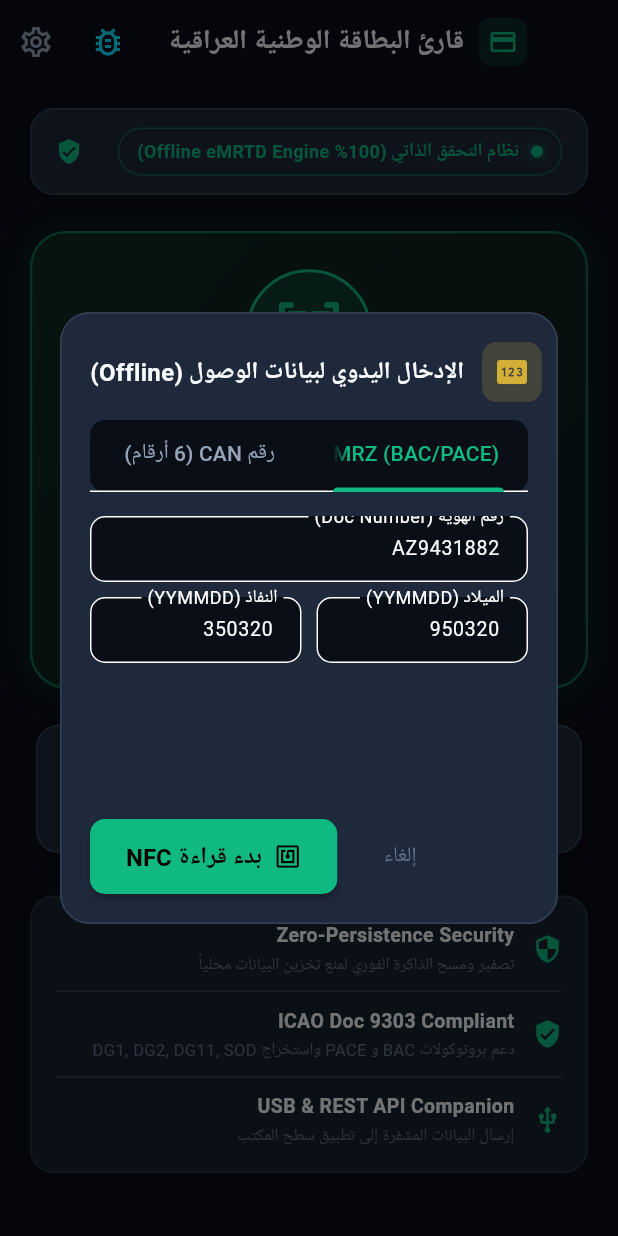
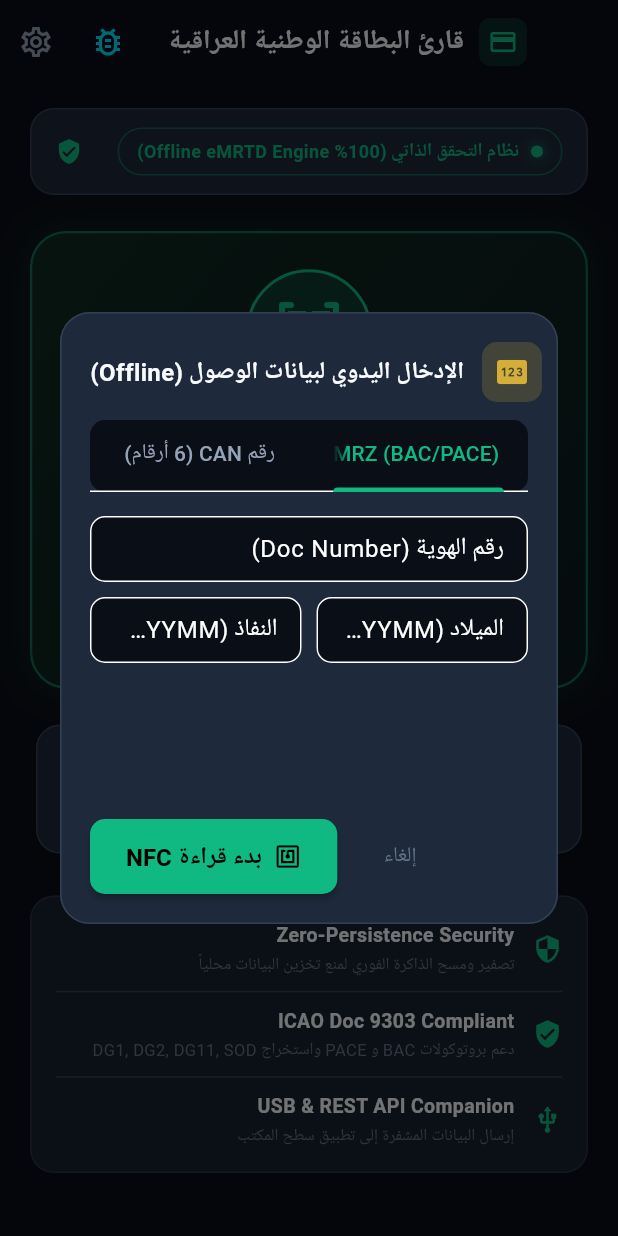
Before and after one commit to imadradhi/NI-Reader, a Flutter app: the screen it shows after launch, after a tap on "اختبار قراءة NFC المباشر", on a phone screen of 412 x 824 dp. Run offline on Flutter 3.47's test engine with Material 3 defaults, Android fonts, the phone set to English and light mode, and no system bars; our stand-ins replace camera, dio, google_fonts, image_picker, permission_handler; missing offline and left inert: flutter_nfc_kit, google_mlkit_text_recognition; Roboto replaces fonts that are missing (Cairo).

Commit message:
Allow dynamic manual BAC input and connect directly to native CoreNFC reader

```diff
--- a/flutter_ni_reader/lib/views/manual_key_dialog.dart
+++ b/flutter_ni_reader/lib/views/manual_key_dialog.dart
@@ -17,13 +17,13 @@ class _ManualKeyDialogState extends State<ManualKeyDialog> with SingleTickerProv
   final _formKeyMrz = GlobalKey<FormState>();
   final _formKeyCan = GlobalKey<FormState>();
 
-  // MRZ Controllers
-  final _docNumController = TextEditingController(text: "AZ9431882");
-  final _dobController = TextEditingController(text: "950320");
-  final _expiryController = TextEditingController(text: "350320");
+  // MRZ Controllers (empty by default for user input)
+  final _docNumController = TextEditingController();
+  final _dobController = TextEditingController();
+  final _expiryController = TextEditingController();
 
   // CAN Controller (6-digit)
-  final _canController = TextEditingController(text: "943188");
+  final _canController = TextEditingController();
 
   @override
   void initState() {
```
